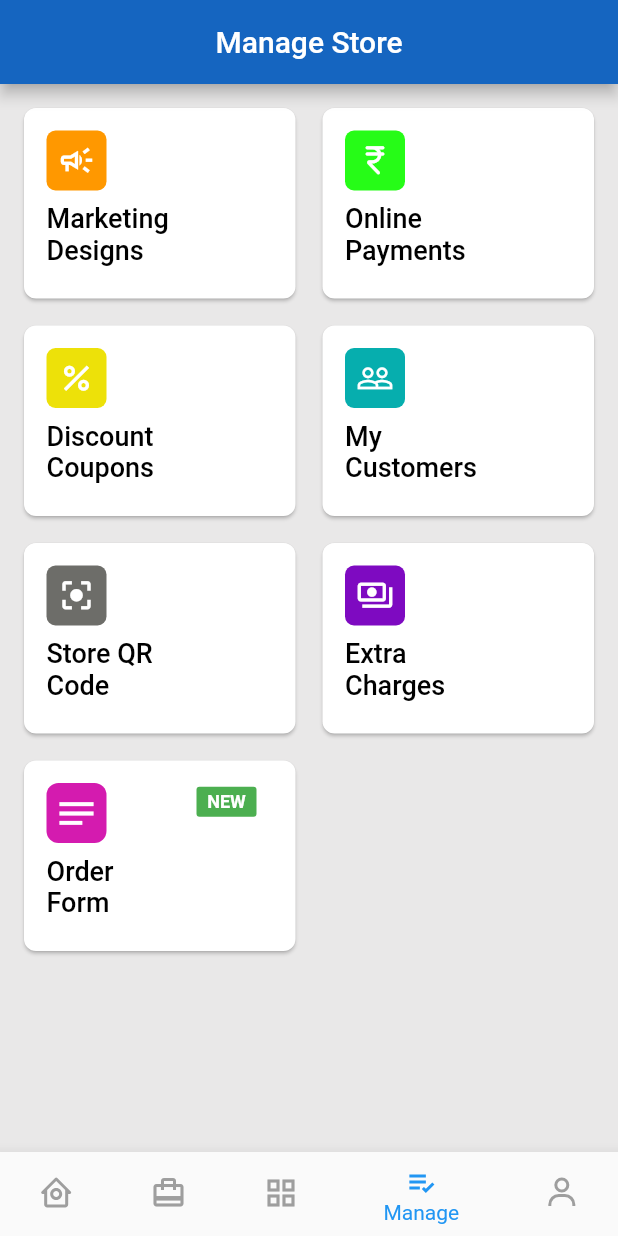
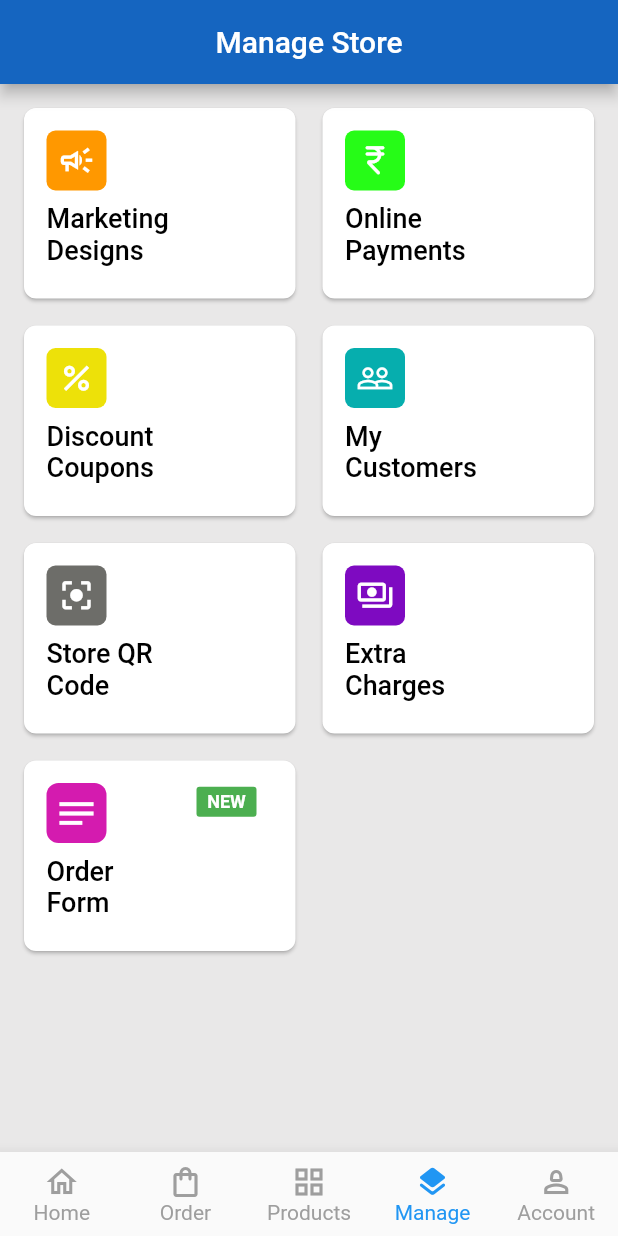
Before and after one commit to joyaljosephnote/dukaan-app-clone, a Flutter app: the screen it shows after launch, item 4 of the bottom bar chosen, on a phone screen of 412 x 824 dp. Run offline on Flutter 3.47's test engine with Material 2 defaults, Android fonts, the phone set to English and light mode, and no system bars.

Commit message:
bottom button and manage store pages completed

```diff
--- a/lib/main.dart
+++ b/lib/main.dart
@@ -4,7 +4,7 @@ import 'package:flutter/material.dart';
 import 'package:ui_design/screens/additional_information.dart';
 import 'package:ui_design/screens/dukaan_premium.dart';
 import 'package:ui_design/screens/manage_store.dart';
-import 'package:flutter_boxicons/flutter_boxicons.dart';
+
 import 'package:ui_design/screens/order_page.dart';
 import 'package:ui_design/screens/payments.dart';
 
@@ -36,7 +36,7 @@ class BottomTabBar extends StatefulWidget {
 class _BottomTabBarState extends State<BottomTabBar> {
   int _index = 0;
 
-  final List<Widget> _widgetOptions = <Widget>[
+  final _pages = [
     const Payments(),
     const OrderPage(),
     const DukanPremium(),
@@ -44,37 +44,38 @@ class _BottomTabBarState extends State<BottomTabBar> {
     const AdditionalInformation(),
   ];
 
-  void _onItemTapped(int index) {
-    setState(() {
-      _index = index;
-    });
-  }
-
   @override
   Widget build(BuildContext context) {
     // ignore: constant_identifier_names
     const IconData grid_view_outlined =
         IconData(0xf0d7, fontFamily: 'MaterialIcons');
     return Scaffold(
-      body: _widgetOptions.elementAt(_index),
+      body: _pages[_index],
       bottomNavigationBar: BottomNavigationBar(
-        backgroundColor: Colors.white,
+        type: BottomNavigationBarType.fixed,
+        selectedFontSize: 14.0,
+        unselectedFontSize: 14.0,
+        showUnselectedLabels: true,
+        selectedItemColor: Colors.blue,
+        unselectedItemColor: Colors.grey,
+        currentIndex: _index,
+        onTap: (value) {
+          setState(() {
+            _index = value;
+          });
+        },
         items: const [
           BottomNavigationBarItem(
-              icon: Icon(Boxicons.bx_home_circle), label: 'Home'),
+              icon: Icon(Icons.home_outlined), label: "Home"),
           BottomNavigationBarItem(
-              icon: Icon(Icons.card_travel), label: 'Order'),
+              icon: Icon(Icons.shopping_bag_outlined), label: "Order"),
           BottomNavigationBarItem(
-              icon: Icon(Icons.grid_view_outlined), label: 'Products'),
+              icon: Icon(Icons.grid_view_outlined), label: "Products"),
           BottomNavigationBarItem(
-              icon: Icon(Boxicons.bx_list_check), label: 'Manage'),
+              icon: Icon(Icons.layers_rounded), label: "Manage"),
           BottomNavigationBarItem(
-              icon: Icon(Boxicons.bx_user), label: 'Account'),
+              icon: Icon(Icons.person_2_outlined), label: "Account"),
         ],
-        currentIndex: _index,
-        selectedItemColor: Colors.blue,
-        unselectedItemColor: Colors.grey,
-        onTap: _onItemTapped,
       ),
     );
   }
--- a/pubspec.yaml
+++ b/pubspec.yaml
@@ -35,6 +35,7 @@ dependencies:
   cupertino_icons: ^1.0.2
   flutter_boxicons: ^3.0.0
   unicons: ^2.1.1
+  icony: ^1.0.5
 
 dev_dependencies:
   flutter_test:
```
Also changed, not shown: pubspec.lock.
